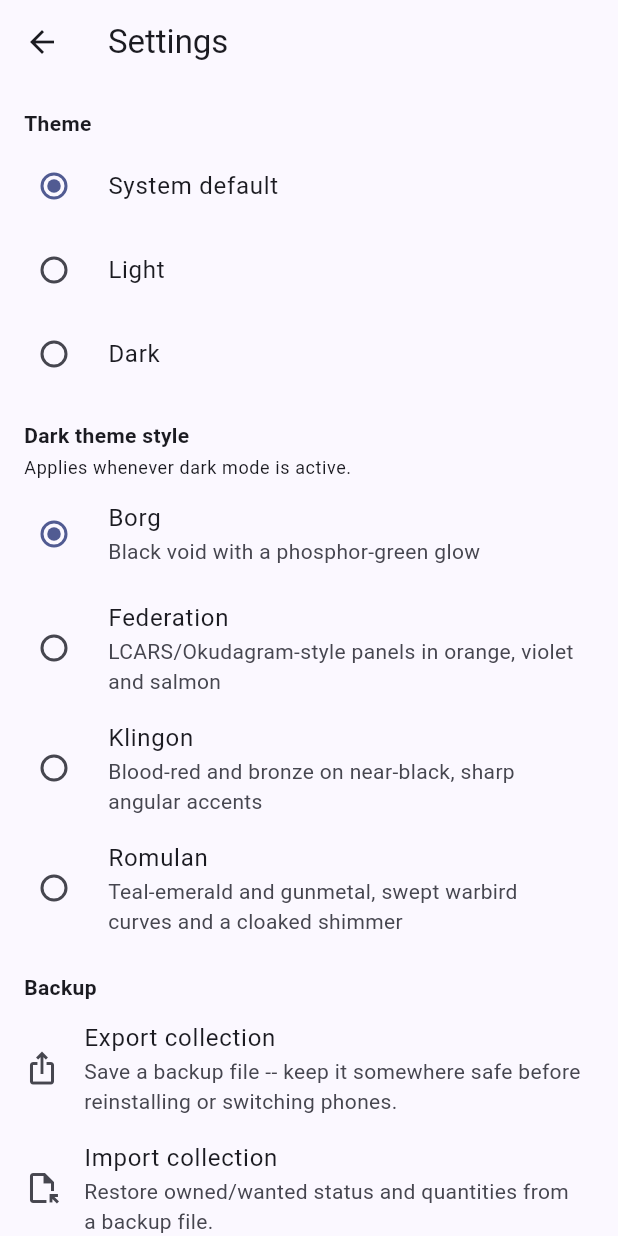
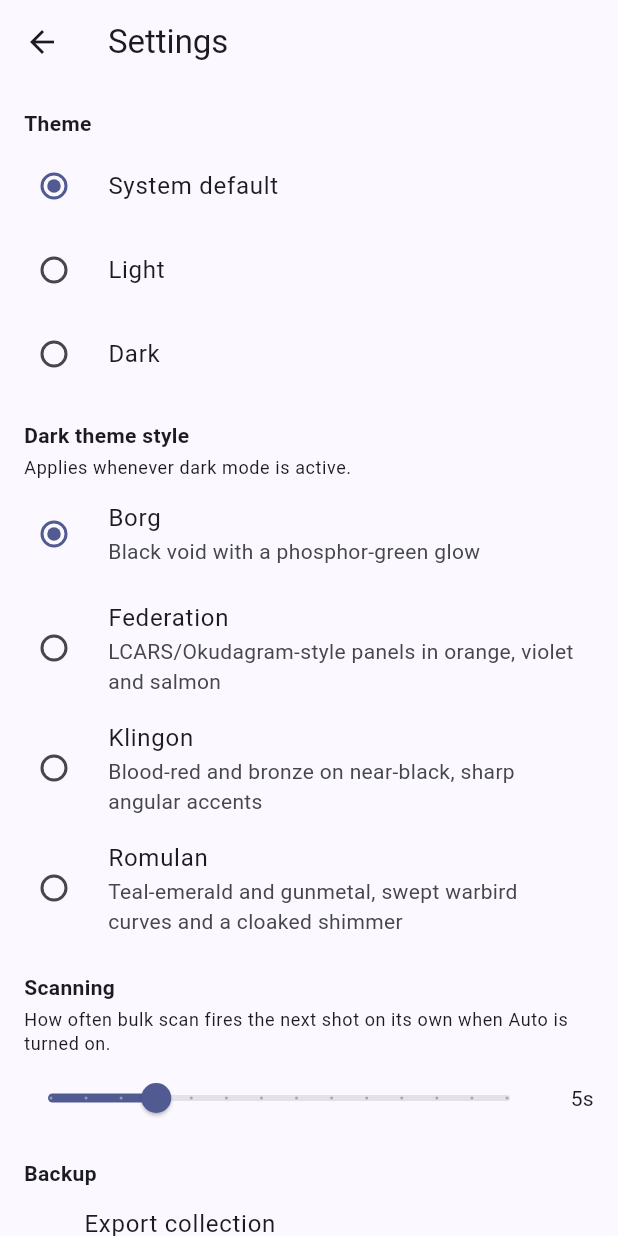
Before and after one commit to realpluut/Kivas-Fajo, a Flutter app: the screen it shows after launch, item 2 of the bottom bar chosen, after a tap on the "settings" icon, on a phone screen of 412 x 824 dp. Run offline on Flutter 3.47's test engine with Material 3 defaults, Android fonts, the phone set to English and light mode, and no system bars; our stand-ins replace cached_network_image, camera, file_picker, flutter_riverpod, share_plus, shared_preferences and 2 more; missing offline and left inert: google_mlkit_text_recognition; accounts and stored records are empty.

Commit message:
Make bulk scan's auto-scan interval configurable
Was a hardcoded 5s. Settings > Scanning now has a slider (2-15s,
persisted via SharedPreferences, same pattern as the theme settings)
-- the right interval depends a lot on the setup (handheld vs. a fixed
rig, how fast someone can flip a binder page).

The camera page, result-screen pause control, and idle-screen copy all
now show the actual configured value instead of a generic "every few
seconds".

Co-Authored-By: Claude Sonnet 5 <noreply@anthropic.com>
Claude-Session: https://claude.ai/code/session_015mxHqqpK8ApyJsWz2wCwvc

```diff
--- a/lib/features/about/manual_screen.dart
+++ b/lib/features/about/manual_screen.dart
@@ -155,7 +155,8 @@ class ManualScreen extends StatelessWidget {
                 heading: 'Auto-scan',
                 text: 'Tap the play icon next to the shutter to turn on Auto -- it re-fires the shot every '
                     'few seconds on its own instead of waiting for a tap, so you can just keep swapping cards '
-                    'in front of the camera. The same control (now a pause icon) also sits on whichever '
+                    'in front of the camera. That interval is adjustable in Settings > Scanning if it\'s too '
+                    'fast or slow for how you\'re feeding cards through. The same control (now a pause icon) also sits on whichever '
                     'result screen Auto lands you on, so you can stop the loop right there without going back '
                     'to the camera first. Auto pauses itself automatically whenever a match is ambiguous and '
                     'needs a manual pick, then picks back up once you choose a printing.',
--- a/lib/features/settings/settings_screen.dart
+++ b/lib/features/settings/settings_screen.dart
@@ -75,6 +75,8 @@ class SettingsScreen extends ConsumerWidget {
     final modeController = ref.read(themeModeProvider.notifier);
     final themeStyle = ref.watch(appThemeStyleProvider);
     final styleController = ref.read(appThemeStyleProvider.notifier);
+    final autoScanInterval = ref.watch(autoScanIntervalProvider);
+    final autoScanIntervalController = ref.read(autoScanIntervalProvider.notifier);
 
     return Scaffold(
       appBar: AppBar(title: const Text('Settings')),
@@ -117,6 +119,38 @@ class SettingsScreen extends ConsumerWidget {
                         value: s,
                       ))
                   .toList(),
+            ),
+          ),
+          const Padding(
+            padding: EdgeInsets.fromLTRB(16, 16, 16, 4),
+            child: Text('Scanning', style: TextStyle(fontWeight: FontWeight.bold)),
+          ),
+          Padding(
+            padding: const EdgeInsets.symmetric(horizontal: 16),
+            child: Text(
+              'How often bulk scan fires the next shot on its own when Auto is turned on.',
+              style: Theme.of(context).textTheme.bodySmall,
+            ),
+          ),
+          Padding(
+            padding: const EdgeInsets.fromLTRB(8, 4, 16, 0),
+            child: Row(
+              children: [
+                Expanded(
+                  child: Slider(
+                    value: autoScanInterval.toDouble(),
+                    min: kMinAutoScanIntervalSeconds.toDouble(),
+                    max: kMaxAutoScanIntervalSeconds.toDouble(),
+                    divisions: kMaxAutoScanIntervalSeconds - kMinAutoScanIntervalSeconds,
+                    label: '${autoScanInterval}s',
+                    onChanged: (v) => autoScanIntervalController.setSeconds(v.round()),
+                  ),
+                ),
+                SizedBox(
+                  width: 32,
+                  child: Text('${autoScanInterval}s', textAlign: TextAlign.end),
+                ),
+              ],
             ),
           ),
           const Padding(
--- a/lib/state/providers.dart
+++ b/lib/state/providers.dart
@@ -67,6 +67,36 @@ final appThemeStyleProvider = StateNotifierProvider<AppThemeStyleController, App
   return AppThemeStyleController(ref.watch(sharedPreferencesProvider));
 });
 
+const _autoScanIntervalKey = 'auto_scan_interval_seconds';
+const int kDefaultAutoScanIntervalSeconds = 5;
+const int kMinAutoScanIntervalSeconds = 2;
+const int kMaxAutoScanIntervalSeconds = 15;
+
+/// How often bulk scan's Auto mode re-fires the shutter, in seconds --
+/// editable in Settings since how much time is actually needed to swap a
+/// card in front of the camera varies a lot by setup (handheld vs. a fixed
+/// rig, how fast someone can flip through a binder page).
+class AutoScanIntervalController extends StateNotifier<int> {
+  AutoScanIntervalController(this._prefs) : super(_load(_prefs));
+  final SharedPreferences _prefs;
+
+  static int _load(SharedPreferences prefs) {
+    final saved = prefs.getInt(_autoScanIntervalKey);
+    if (saved == null) return kDefaultAutoScanIntervalSeconds;
+    return saved.clamp(kMinAutoScanIntervalSeconds, kMaxAutoScanIntervalSeconds);
+  }
+
+  Future<void> setSeconds(int seconds) async {
+    final clamped = seconds.clamp(kMinAutoScanIntervalSeconds, kMaxAutoScanIntervalSeconds);
+    state = clamped;
+    await _prefs.setInt(_autoScanIntervalKey, clamped);
+  }
+}
+
+final autoScanIntervalProvider = StateNotifierProvider<AutoScanIntervalController, int>((ref) {
+  return AutoScanIntervalController(ref.watch(sharedPreferencesProvider));
+});
+
 final allSetsProvider = FutureProvider<List<CardSet>>((ref) {
   return ref.watch(cardRepositoryProvider).allSets();
 });
```
Also changed, not shown: lib/features/scanner/continuous_scan_screen.dart (+20 -14 lines), lib/features/scanner/scan_widgets.dart (+31 -8 lines).
